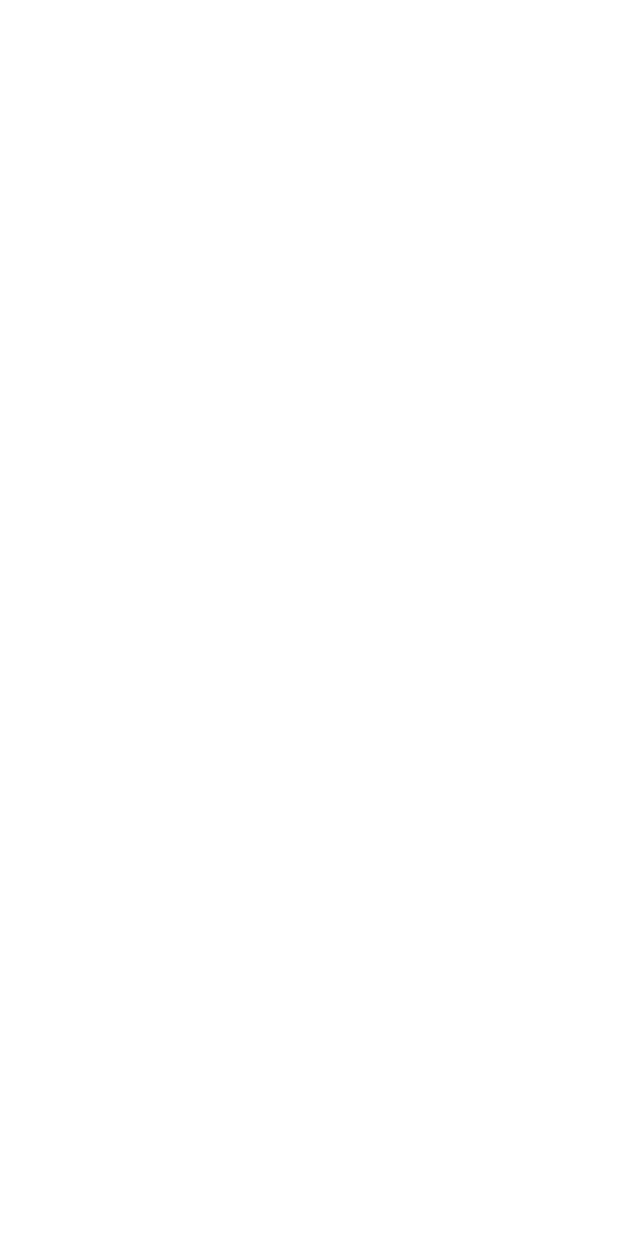
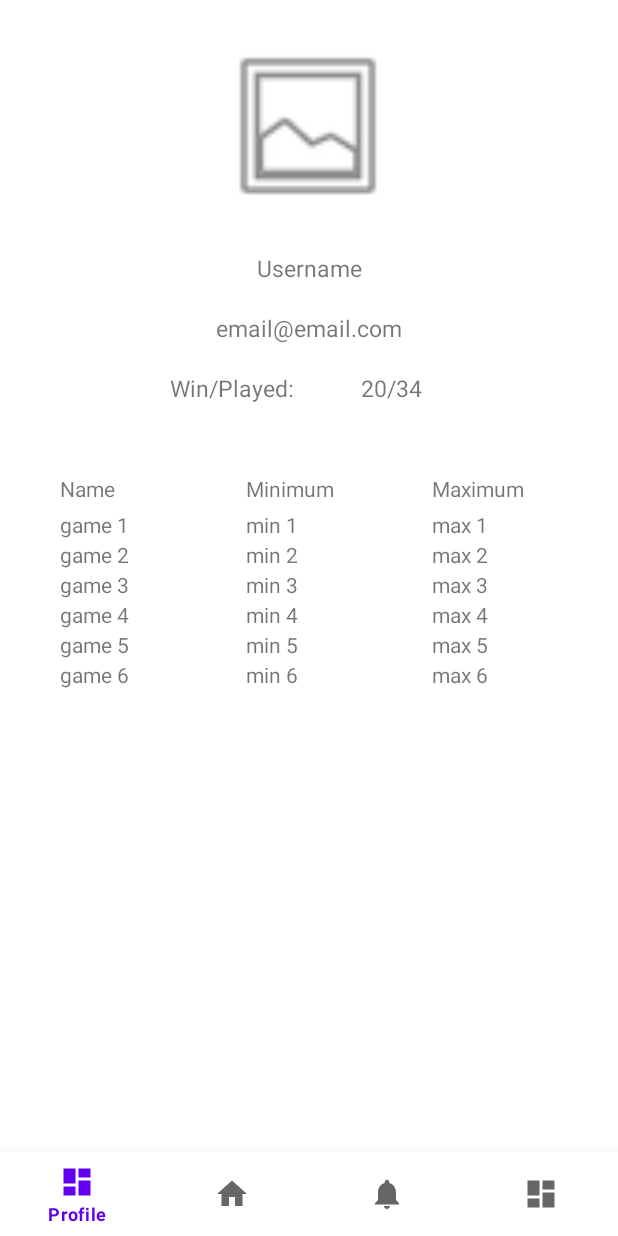
Before and after one commit to Vaaragh/ma-2023-game, an Android app: the UserHomeActivity screen opened directly, with no data from a screen before it, on a phone screen of 412 x 824 dp. Before the commit the screen is empty. Run offline under Robolectric (Android 15) with nearby library versions, the phone set to English and light mode, and no system bars; our stand-ins replace navigation-ui.

Commit message:
feat: add non-game related activities and fragments

```diff
--- a/app/src/main/AndroidManifest.xml
+++ b/app/src/main/AndroidManifest.xml
@@ -8,7 +8,7 @@
         android:fullBackupContent="@xml/backup_rules"
         android:icon="@mipmap/ic_launcher"
         android:supportsRtl="true"
-        android:theme="@style/Theme.Slagalica.NoActionBar"
+        android:theme="@style/Theme.Slagalica"
         tools:targetApi="31">
         <activity
             android:name=".RegisterActivity"
--- a/app/src/main/java/game/slagalica/GuestHomeActivity.java
+++ b/app/src/main/java/game/slagalica/GuestHomeActivity.java
@@ -9,6 +9,8 @@ public class GuestHomeActivity extends AppCompatActivity {
     @Override
     protected void onCreate(Bundle savedInstanceState) {
         super.onCreate(savedInstanceState);
+        getSupportActionBar().hide();
+
         setContentView(R.layout.activity_guest_home);
     }
 }
--- a/app/src/main/java/game/slagalica/LoginActivity.java
+++ b/app/src/main/java/game/slagalica/LoginActivity.java
@@ -11,6 +11,8 @@ public class LoginActivity extends AppCompatActivity {
     @Override
     protected void onCreate(Bundle savedInstanceState) {
         super.onCreate(savedInstanceState);
+        getSupportActionBar().hide();
+
         setContentView(R.layout.activity_login);
 
         Button loginBtn = (Button) findViewById(R.id.login_btn);
--- a/app/src/main/java/game/slagalica/MainActivity.java
+++ b/app/src/main/java/game/slagalica/MainActivity.java
@@ -22,6 +22,8 @@ public class MainActivity extends AppCompatActivity {
     @Override
     protected void onCreate(Bundle savedInstanceState) {
         super.onCreate(savedInstanceState);
+        getSupportActionBar().hide();
+
         setContentView(R.layout.activity_main);
 
         Button guestBtn =(Button)findViewById(R.id.guest_btn);
--- a/app/src/main/java/game/slagalica/RegisterActivity.java
+++ b/app/src/main/java/game/slagalica/RegisterActivity.java
@@ -12,6 +12,8 @@ public class RegisterActivity extends AppCompatActivity {
     @Override
     protected void onCreate(Bundle savedInstanceState) {
         super.onCreate(savedInstanceState);
+        getSupportActionBar().hide();
+
         setContentView(R.layout.activity_register);
 
         Button regBtn = (Button) findViewById(R.id.register_btn);
--- a/app/src/main/java/game/slagalica/UserHomeActivity.java
+++ b/app/src/main/java/game/slagalica/UserHomeActivity.java
@@ -1,14 +1,45 @@
 package game.slagalica;
 
 import androidx.appcompat.app.AppCompatActivity;
+import androidx.navigation.NavController;
+import androidx.navigation.Navigation;
+import androidx.navigation.ui.AppBarConfiguration;
+import androidx.navigation.ui.NavigationUI;
 
 import android.os.Bundle;
 
+import com.google.android.material.bottomnavigation.BottomNavigationView;
+
+import game.slagalica.databinding.ActivityMainBinding;
+import game.slagalica.databinding.ActivityUserHomeBinding;
+
+
 public class UserHomeActivity extends AppCompatActivity {
+
+
+    private ActivityUserHomeBinding binding;
 
     @Override
     protected void onCreate(Bundle savedInstanceState) {
         super.onCreate(savedInstanceState);
-        setContentView(R.layout.activity_user_home);
+        getSupportActionBar().hide();
+
+        binding = ActivityUserHomeBinding.inflate(getLayoutInflater());
+
+        setContentView(binding.getRoot());
+
+
+        BottomNavigationView navView = findViewById(R.id.nav_view);
+
+        AppBarConfiguration appBarConfig = new AppBarConfiguration.Builder(
+                R.id.navigation_home, R.id.navigation_ranks, R.id.navigation_profile, R.id.navigation_friends).build();
+
+        NavController navController = Navigation.findNavController(this, R.id.nav_host_fragment_user_home);
+        NavigationUI.setupActionBarWithNavController(this, navController, appBarConfig);
+        NavigationUI.setupWithNavController(binding.navView, navController);
+
+
+
+
     }
 }
--- /dev/null
+++ b/app/src/main/java/game/slagalica/userFragments/FriendsFragment.java
@@ -0,0 +1,19 @@
+package game.slagalica.userFragments;
+
+import android.os.Bundle;
+
+import androidx.fragment.app.Fragment;
+
+import android.view.LayoutInflater;
+import android.view.View;
+import android.view.ViewGroup;
+
+import game.slagalica.R;
+
+public class FriendsFragment extends Fragment {
+
+    public FriendsFragment(){
+        super(R.layout.fragment_friends);
+    }
+
+}
--- /dev/null
+++ b/app/src/main/java/game/slagalica/userFragments/HomeFragment.java
@@ -0,0 +1,18 @@
+package game.slagalica.userFragments;
+
+import android.os.Bundle;
+
+import androidx.fragment.app.Fragment;
+
+import android.view.LayoutInflater;
+import android.view.View;
+import android.view.ViewGroup;
+
+import game.slagalica.R;
+
+public class HomeFragment extends Fragment {
+
+   public HomeFragment(){
+       super(R.layout.fragment_home);
+   }
+}
--- /dev/null
+++ b/app/src/main/java/game/slagalica/userFragments/ProfileFragment.java
@@ -0,0 +1,21 @@
+package game.slagalica.userFragments;
+
+import android.os.Bundle;
+
+import androidx.fragment.app.Fragment;
+
+import android.view.LayoutInflater;
+import android.view.View;
+import android.view.ViewGroup;
+
+import game.slagalica.R;
+public class ProfileFragment extends Fragment {
+
+
+
+    public ProfileFragment() {
+        super(R.layout.fragment_profile);
+    }
+
+
+}
--- /dev/null
+++ b/app/src/main/java/game/slagalica/userFragments/RankFragment.java
@@ -0,0 +1,19 @@
+package game.slagalica.userFragments;
+
+import android.os.Bundle;
+
+import androidx.fragment.app.Fragment;
+
+import android.view.LayoutInflater;
+import android.view.View;
+import android.view.ViewGroup;
+
+import game.slagalica.R;
+
+
+public class RankFragment extends Fragment {
+
+    public RankFragment(){
+        super(R.layout.fragment_rank);
+    }
+}
--- a/app/src/main/res/layout/activity_user_home.xml
+++ b/app/src/main/res/layout/activity_user_home.xml
@@ -6,4 +6,29 @@
     android:layout_height="match_parent"
     tools:context=".UserHomeActivity">
 
+    <com.google.android.material.bottomnavigation.BottomNavigationView
+        android:id="@+id/nav_view"
+        android:layout_width="0dp"
+        android:layout_height="wrap_content"
+        android:layout_marginStart="0dp"
+        android:layout_marginEnd="0dp"
+        android:background="?android:attr/windowBackground"
+        app:layout_constraintBottom_toBottomOf="parent"
+        app:layout_constraintLeft_toLeftOf="parent"
+        app:layout_constraintRight_toRightOf="parent"
+        app:menu="@menu/bottom_nav_menu" />
+
+
+    <fragment
+        android:id="@+id/nav_host_fragment_user_home"
+        android:name="androidx.navigation.fragment.NavHostFragment"
+        android:layout_width="match_parent"
+        android:layout_height="match_parent"
+        app:defaultNavHost="true"
+        app:layout_constraintBottom_toTopOf="@id/nav_view"
+        app:layout_constraintLeft_toLeftOf="parent"
+        app:layout_constraintRight_toRightOf="parent"
+        app:layout_constraintTop_toTopOf="parent"
+        app:navGraph="@navigation/mobile_navigation" />
+
 </androidx.constraintlayout.widget.ConstraintLayout>
--- /dev/null
+++ b/app/src/main/res/layout/fragment_friends.xml
@@ -0,0 +1,14 @@
+<?xml version="1.0" encoding="utf-8"?>
+<FrameLayout xmlns:android="http://schemas.android.com/apk/res/android"
+    xmlns:tools="http://schemas.android.com/tools"
+    android:layout_width="match_parent"
+    android:layout_height="match_parent"
+    tools:context=".userFragments.FriendsFragment">
+
+    <!-- TODO: Update blank fragment layout -->
+    <TextView
+        android:layout_width="match_parent"
+        android:layout_height="match_parent"
+        android:text="Friends fragment" />
+
+</FrameLayout>
--- /dev/null
+++ b/app/src/main/res/layout/fragment_home.xml
@@ -0,0 +1,14 @@
+<?xml version="1.0" encoding="utf-8"?>
+<FrameLayout xmlns:android="http://schemas.android.com/apk/res/android"
+    xmlns:tools="http://schemas.android.com/tools"
+    android:layout_width="match_parent"
+    android:layout_height="match_parent"
+    tools:context=".userFragments.HomeFragment">
+
+    <!-- TODO: Update blank fragment layout -->
+    <TextView
+        android:layout_width="match_parent"
+        android:layout_height="match_parent"
+        android:text="Home Fragment" />
+
+</FrameLayout>
--- /dev/null
+++ b/app/src/main/res/layout/fragment_profile.xml
@@ -0,0 +1,309 @@
+<?xml version="1.0" encoding="utf-8"?>
+<androidx.constraintlayout.widget.ConstraintLayout xmlns:android="http://schemas.android.com/apk/res/android"
+    xmlns:app="http://schemas.android.com/apk/res-auto"
+    xmlns:tools="http://schemas.android.com/tools"
+    android:id="@+id/ConstraintLayout"
+    android:layout_width="match_parent"
+    android:layout_height="match_parent"
+    tools:context=".userFragments.ProfileFragment">
+
+    <ImageView
+        android:id="@+id/imageView3"
+        android:layout_width="120dp"
+        android:layout_height="120dp"
+        android:layout_marginTop="24dp"
+        android:src="@android:drawable/ic_menu_gallery"
+        app:layout_constraintEnd_toEndOf="parent"
+        app:layout_constraintHorizontal_bias="0.498"
+        app:layout_constraintStart_toStartOf="parent"
+        app:layout_constraintTop_toTopOf="parent" />
+
+    <TextView
+        android:id="@+id/textView2"
+        android:layout_width="200dp"
+        android:layout_height="20dp"
+        android:layout_marginTop="24dp"
+        android:text="Username"
+        android:textAlignment="center"
+        android:textSize="15dp"
+        app:layout_constraintEnd_toEndOf="parent"
+        app:layout_constraintHorizontal_bias="0.5"
+        app:layout_constraintStart_toStartOf="parent"
+        app:layout_constraintTop_toBottomOf="@+id/imageView3" />
+
+    <TextView
+        android:id="@+id/textView3"
+        android:layout_width="200dp"
+        android:layout_height="20dp"
+        android:layout_marginTop="20dp"
+        android:text="email@email.com"
+        android:textAlignment="center"
+        android:textSize="15dp"
+        app:layout_constraintStart_toStartOf="@+id/textView2"
+        app:layout_constraintTop_toBottomOf="@+id/textView2" />
+
+    <TextView
+        android:id="@+id/textView4"
+        android:layout_width="100dp"
+        android:layout_height="20dp"
+        android:layout_marginTop="20dp"
+        android:text="Win/Played: "
+        android:textAlignment="center"
+        android:textSize="15dp"
+        app:layout_constraintStart_toStartOf="@+id/textView2"
+        app:layout_constraintTop_toBottomOf="@+id/textView3" />
+
+    <TextView
+        android:id="@+id/textView5"
+        android:layout_width="90dp"
+        android:layout_height="20dp"
+        android:layout_marginStart="10dp"
+        android:text="20/34"
+        android:textAlignment="center"
+        android:textSize="15dp"
+        app:layout_constraintStart_toEndOf="@+id/textView4"
+        app:layout_constraintTop_toTopOf="@+id/textView4" />
+
+    <androidx.constraintlayout.widget.ConstraintLayout
+        android:layout_width="match_parent"
+        android:layout_height="200dp"
+        android:layout_marginTop="24dp"
+        app:layout_constraintEnd_toEndOf="parent"
+        app:layout_constraintHorizontal_bias="0.0"
+        app:layout_constraintStart_toStartOf="parent"
+        app:layout_constraintTop_toBottomOf="@+id/textView4">
+
+
+        <TextView
+            android:id="@+id/game_0"
+            android:layout_width="@dimen/table_field"
+            android:layout_height="wrap_content"
+            android:layout_marginStart="16dp"
+            android:layout_marginTop="24dp"
+            android:text="Name"
+            app:layout_constraintEnd_toStartOf="@+id/game_0_min"
+            app:layout_constraintHorizontal_bias="0.5"
+            app:layout_constraintStart_toStartOf="parent"
+            app:layout_constraintTop_toTopOf="parent" />
+
+        <TextView
+            android:id="@+id/game_0_min"
+            android:layout_width="@dimen/table_field"
+            android:layout_height="wrap_content"
+            android:text="Minimum"
+            app:layout_constraintEnd_toStartOf="@+id/game_0_max"
+            app:layout_constraintHorizontal_bias="0.5"
+            app:layout_constraintStart_toEndOf="@+id/game_0"
+            app:layout_constraintTop_toTopOf="@+id/game_0" />
+
+        <TextView
+            android:id="@+id/game_0_max"
+            android:layout_width="@dimen/table_field"
+            android:layout_height="wrap_content"
+            android:text="Maximum"
+            app:layout_constraintEnd_toEndOf="parent"
+            app:layout_constraintHorizontal_bias="0.5"
+            app:layout_constraintStart_toEndOf="@+id/game_0_min"
+            app:layout_constraintTop_toTopOf="@+id/game_0" />
+
+        <TextView
+            android:id="@+id/game_1"
+            android:layout_width="@dimen/table_field"
+            android:layout_height="wrap_content"
+            android:layout_marginStart="16dp"
+            android:layout_marginTop="24dp"
+            android:text="game 1"
+            app:layout_constraintEnd_toStartOf="@+id/game_1_min"
+            app:layout_constraintHorizontal_bias="0.5"
+            app:layout_constraintStart_toStartOf="parent"
+            app:layout_constraintTop_toTopOf="@+id/game_0" />
+
+        <TextView
+            android:id="@+id/game_1_min"
+            android:layout_width="@dimen/table_field"
+            android:layout_height="wrap_content"
+            android:text="min 1"
+            app:layout_constraintEnd_toStartOf="@+id/game_1_max"
+            app:layout_constraintHorizontal_bias="0.5"
+            app:layout_constraintStart_toEndOf="@+id/game_1"
+            app:layout_constraintTop_toTopOf="@+id/game_1" />
+
+        <TextView
+            android:id="@+id/game_1_max"
+            android:layout_width="@dimen/table_field"
+            android:layout_height="wrap_content"
+            android:text="max 1"
+            app:layout_constraintEnd_toEndOf="parent"
+            app:layout_constraintHorizontal_bias="0.5"
+            app:layout_constraintStart_toEndOf="@+id/game_1_min"
+            app:layout_constraintTop_toTopOf="@+id/game_1" />
+
+
+        <TextView
+            android:id="@+id/game_2"
+            android:layout_width="@dimen/table_field"
+            android:layout_height="wrap_content"
+            android:layout_marginStart="16dp"
+            android:layout_marginTop="@dimen/tight_margin"
+            android:text="game 2"
+            app:layout_constraintEnd_toStartOf="@+id/game_2_min"
+            app:layout_constraintHorizontal_bias="0.5"
+            app:layout_constraintStart_toStartOf="parent"
+            app:layout_constraintTop_toTopOf="@+id/game_1" />
+
+        <TextView
+            android:id="@+id/game_2_min"
+            android:layout_width="@dimen/table_field"
+            android:layout_height="wrap_content"
+            android:text="min 2"
+            app:layout_constraintEnd_toStartOf="@+id/game_2_max"
+            app:layout_constraintHorizontal_bias="0.5"
+            app:layout_constraintStart_toEndOf="@+id/game_2"
+            app:layout_constraintTop_toTopOf="@+id/game_2" />
+
+        <TextView
+            android:id="@+id/game_2_max"
+            android:layout_width="@dimen/table_field"
+            android:layout_height="wrap_content"
+            android:text="max 2"
+            app:layout_constraintEnd_toEndOf="parent"
+            app:layout_constraintHorizontal_bias="0.5"
+            app:layout_constraintStart_toEndOf="@+id/game_2_min"
+            app:layout_constraintTop_toTopOf="@+id/game_2" />
+
+
+        <TextView
+            android:id="@+id/game_3"
+            android:layout_width="@dimen/table_field"
+            android:layout_height="wrap_content"
+            android:layout_marginStart="16dp"
+            android:layout_marginTop="@dimen/tight_margin"
+            android:text="game 3"
+            app:layout_constraintEnd_toStartOf="@+id/game_3_min"
+            app:layout_constraintHorizontal_bias="0.5"
+            app:layout_constraintStart_toStartOf="parent"
+            app:layout_constraintTop_toTopOf="@+id/game_2" />
+
+        <TextView
+            android:id="@+id/game_3_min"
+            android:layout_width="@dimen/table_field"
+            android:layout_height="wrap_content"
+            android:text="min 3"
+            app:layout_constraintEnd_toStartOf="@+id/game_3_max"
+            app:layout_constraintHorizontal_bias="0.5"
+            app:layout_constraintStart_toEndOf="@+id/game_3"
+            app:layout_constraintTop_toTopOf="@+id/game_3" />
+
+        <TextView
+            android:id="@+id/game_3_max"
+            android:layout_width="@dimen/table_field"
+            android:layout_height="wrap_content"
+            android:text="max 3"
+            app:layout_constraintEnd_toEndOf="parent"
+            app:layout_constraintHorizontal_bias="0.5"
+            app:layout_constraintStart_toEndOf="@+id/game_3_min"
+            app:layout_constraintTop_toTopOf="@+id/game_3" />
+
+
+        <TextView
+            android:id="@+id/game_4"
+            android:layout_width="@dimen/table_field"
+            android:layout_height="wrap_content"
+            android:layout_marginStart="16dp"
+            android:layout_marginTop="@dimen/tight_margin"
+            android:text="game 4"
+            app:layout_constraintEnd_toStartOf="@+id/game_4_min"
+            app:layout_constraintHorizontal_bias="0.5"
+            app:layout_constraintStart_toStartOf="parent"
+            app:layout_constraintTop_toTopOf="@+id/game_3" />
+
+        <TextView
+            android:id="@+id/game_4_min"
+            android:layout_width="@dimen/table_field"
+            android:layout_height="wrap_content"
+            android:text="min 4"
+            app:layout_constraintEnd_toStartOf="@+id/game_4_max"
+            app:layout_constraintHorizontal_bias="0.5"
+            app:layout_constraintStart_toEndOf="@+id/game_4"
+            app:layout_constraintTop_toTopOf="@+id/game_4" />
+
+        <TextView
+            android:id="@+id/game_4_max"
+            android:layout_width="@dimen/table_field"
+            android:layout_height="wrap_content"
+            android:text="max 4"
+            app:layout_constraintEnd_toEndOf="parent"
+            app:layout_constraintHorizontal_bias="0.5"
+            app:layout_constraintStart_toEndOf="@+id/game_4_min"
+            app:layout_constraintTop_toTopOf="@+id/game_4" />
+
+
+        <TextView
+            android:id="@+id/game_5"
+            android:layout_width="@dimen/table_field"
+            android:layout_height="wrap_content"
+            android:layout_marginStart="16dp"
+            android:layout_marginTop="@dimen/tight_margin"
+            android:text="game 5"
+            app:layout_constraintEnd_toStartOf="@+id/game_5_min"
+            app:layout_constraintHorizontal_bias="0.5"
+            app:layout_constraintStart_toStartOf="parent"
+            app:layout_constraintTop_toTopOf="@+id/game_4" />
+
+        <TextView
+            android:id="@+id/game_5_min"
+            android:layout_width="@dimen/table_field"
+            android:layout_height="wrap_content"
+            android:text="min 5"
+            app:layout_constraintEnd_toStartOf="@+id/game_5_max"
+            app:layout_constraintHorizontal_bias="0.5"
+            app:layout_constraintStart_toEndOf="@+id/game_5"
+            app:layout_constraintTop_toTopOf="@+id/game_5" />
+
+        <TextView
+            android:id="@+id/game_5_max"
+            android:layout_width="@dimen/table_field"
+            android:layout_height="wrap_content"
+            android:text="max 5"
+            app:layout_constraintEnd_toEndOf="parent"
+            app:layout_constraintHorizontal_bias="0.5"
+            app:layout_constraintStart_toEndOf="@+id/game_5_min"
+            app:layout_constraintTop_toTopOf="@+id/game_5" />
+
+
+        <TextView
+            android:id="@+id/game_6"
+            android:layout_width="@dimen/table_field"
+            android:layout_height="wrap_content"
+            android:layout_marginStart="16dp"
+            android:layout_marginTop="@dimen/tight_margin"
+            android:text="game 6"
+            app:layout_constraintEnd_toStartOf="@+id/game_6_min"
+            app:layout_constraintHorizontal_bias="0.5"
+            app:layout_constraintStart_toStartOf="parent"
+            app:layout_constraintTop_toTopOf="@+id/game_5" />
+
+        <TextView
+            android:id="@+id/game_6_min"
+            android:layout_width="@dimen/table_field"
+            android:layout_height="wrap_content"
+            android:text="min 6"
+            app:layout_constraintEnd_toStartOf="@+id/game_6_max"
+            app:layout_constraintHorizontal_bias="0.5"
+            app:layout_constraintStart_toEndOf="@+id/game_6"
+            app:layout_constraintTop_toTopOf="@+id/game_6" />
+
+        <TextView
+            android:id="@+id/game_6_max"
+            android:layout_width="@dimen/table_field"
+            android:layout_height="wrap_content"
+            android:text="max 6"
+            app:layout_constraintEnd_toEndOf="parent"
+            app:layout_constraintHorizontal_bias="0.5"
+            app:layout_constraintStart_toEndOf="@+id/game_6_min"
+            app:layout_constraintTop_toTopOf="@+id/game_6" />
+
+    </androidx.constraintlayout.widget.ConstraintLayout>
+
+
+</androidx.constraintlayout.widget.ConstraintLayout>
--- /dev/null
+++ b/app/src/main/res/layout/fragment_rank.xml
@@ -0,0 +1,14 @@
+<?xml version="1.0" encoding="utf-8"?>
+<FrameLayout xmlns:android="http://schemas.android.com/apk/res/android"
+    xmlns:tools="http://schemas.android.com/tools"
+    android:layout_width="match_parent"
+    android:layout_height="match_parent"
+    tools:context=".userFragments.RankFragment">
+
+    <!-- TODO: Update blank fragment layout -->
+    <TextView
+        android:layout_width="match_parent"
+        android:layout_height="match_parent"
+        android:text="Rank Fragment" />
+
+</FrameLayout>
--- a/app/src/main/res/menu/bottom_nav_menu.xml
+++ b/app/src/main/res/menu/bottom_nav_menu.xml
@@ -2,7 +2,7 @@
 <menu xmlns:android="http://schemas.android.com/apk/res/android">
 
     <item
-        android:id="@+id/navigation_dashboard"
+        android:id="@+id/navigation_profile"
         android:icon="@drawable/ic_dashboard_black_24dp"
         android:title="@string/title_profile" />
     <item
@@ -11,8 +11,13 @@
         android:title="@string/title_home" />
 
     <item
-        android:id="@+id/navigation_notifications"
+        android:id="@+id/navigation_ranks"
         android:icon="@drawable/ic_notifications_black_24dp"
         android:title="@string/title_ranking" />
 
+    <item
+        android:id="@+id/navigation_friends"
+        android:icon="@drawable/ic_dashboard_black_24dp"
+        android:title="Friends"/>
+
 </menu>
--- a/app/src/main/res/navigation/mobile_navigation.xml
+++ b/app/src/main/res/navigation/mobile_navigation.xml
@@ -3,23 +3,30 @@
     xmlns:app="http://schemas.android.com/apk/res-auto"
     xmlns:tools="http://schemas.android.com/tools"
     android:id="@+id/mobile_navigation"
-    app:startDestination="@+id/navigation_home">
+    app:startDestination="@+id/navigation_profile">
 
     <fragment
         android:id="@+id/navigation_home"
-        android:name="game.slagalica.ui.home.HomeFragment"
+        android:name="game.slagalica.userFragments.HomeFragment"
         android:label="@string/title_home"
         tools:layout="@layout/fragment_home" />
 
     <fragment
-        android:id="@+id/navigation_dashboard"
-        android:name="game.slagalica.ui.dashboard.DashboardFragment"
+        android:id="@+id/navigation_profile"
+        android:name="game.slagalica.userFragments.ProfileFragment"
         android:label="@string/title_profile"
-        tools:layout="@layout/fragment_dashboard" />
+        tools:layout="@layout/fragment_profile" />
 
     <fragment
-        android:id="@+id/navigation_notifications"
-        android:name="game.slagalica.ui.notifications.NotificationsFragment"
+        android:id="@+id/navigation_ranks"
+        android:name="game.slagalica.userFragments.RankFragment"
         android:label="@string/title_ranking"
-        tools:layout="@layout/fragment_notifications" />
+        tools:layout="@layout/fragment_rank" />
+
+    <fragment
+        android:id="@+id/navigation_friends"
+        android:name="game.slagalica.userFragments.FriendsFragment"
+        android:label="Friends"
+        tools:layout="@layout/fragment_friends"/>
+
 </navigation>
--- a/app/src/main/res/values/dimens.xml
+++ b/app/src/main/res/values/dimens.xml
@@ -3,4 +3,6 @@
     <dimen name="activity_horizontal_margin">16dp</dimen>
     <dimen name="activity_vertical_margin">16dp</dimen>
     <dimen name="fab_margin">16dp</dimen>
+    <dimen name="tight_margin">20dp</dimen>
+    <dimen name="table_field">100dp</dimen>
 </resources>
--- a/app/src/main/res/values/strings.xml
+++ b/app/src/main/res/values/strings.xml
@@ -5,5 +5,7 @@
     <string name="title_ranking">Ranking</string>
     <string name="button_singleplayer">Singleplayer</string>
     <string name="button_multiplayer">Multiplayer</string>
+    <!-- TODO: Remove or change this placeholder text -->
+    <string name="hello_blank_fragment">Hello blank fragment</string>
 
 </resources>
```
